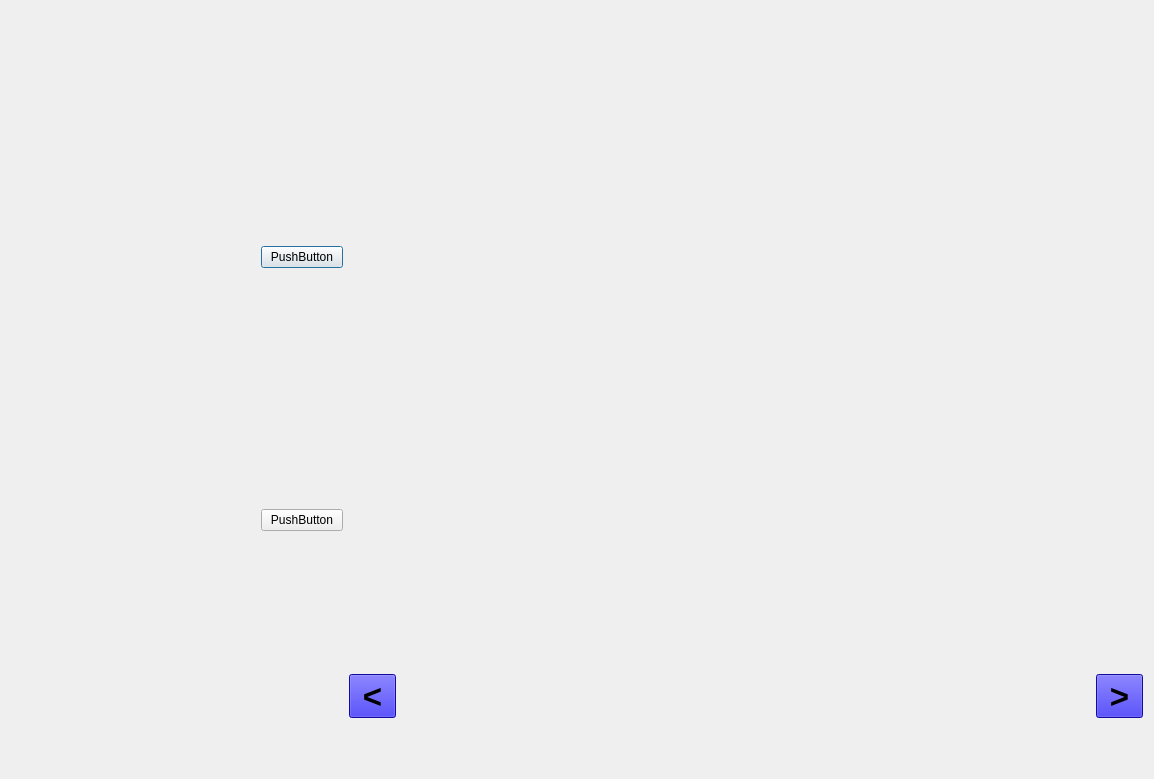
This is src/learn.ui in TeofanG/AutoLearn as Qt 5 draws it before an edit. The edited form follows.
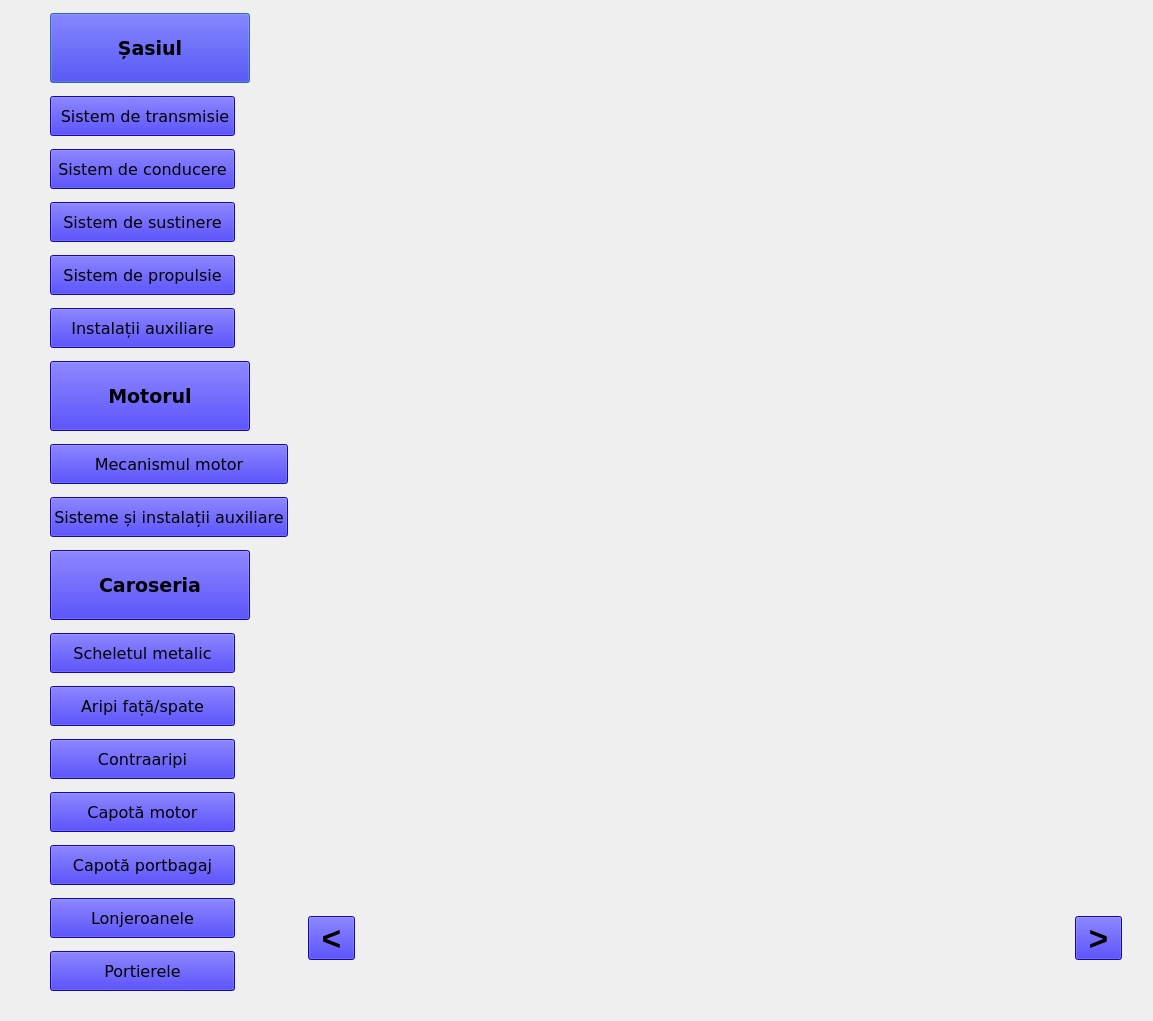
This is the edited form. Icons and pictures are not drawn.

What changed in the file:
```diff
--- a/src/learn.ui
+++ b/src/learn.ui
@@ -6,90 +6,23 @@
    <rect>
     <x>0</x>
     <y>0</y>
-    <width>1154</width>
-    <height>779</height>
+    <width>1153</width>
+    <height>1021</height>
    </rect>
   </property>
   <property name="windowTitle">
    <string>AutoLearn - Învață</string>
   </property>
-  <layout class="QGridLayout" name="gridLayout_2">
-   <item row="0" column="1" colspan="2">
-    <layout class="QHBoxLayout" name="horizontalLayout">
-     <property name="spacing">
-      <number>0</number>
-     </property>
-     <property name="leftMargin">
-      <number>100</number>
-     </property>
-     <property name="topMargin">
-      <number>25</number>
-     </property>
-     <property name="rightMargin">
-      <number>50</number>
-     </property>
-     <item>
-      <widget class="QLabel" name="label_2">
-       <property name="font">
-        <font>
-         <pointsize>14</pointsize>
-        </font>
-       </property>
-       <property name="frameShape">
-        <enum>QFrame::NoFrame</enum>
-       </property>
-       <property name="frameShadow">
-        <enum>QFrame::Sunken</enum>
-       </property>
-       <property name="lineWidth">
-        <number>100</number>
-       </property>
-       <property name="text">
-        <string/>
-       </property>
-       <property name="textFormat">
-        <enum>Qt::RichText</enum>
-       </property>
-       <property name="scaledContents">
-        <bool>true</bool>
-       </property>
-       <property name="wordWrap">
-        <bool>true</bool>
-       </property>
-       <property name="margin">
-        <number>0</number>
-       </property>
-       <property name="indent">
-        <number>-1</number>
-       </property>
-       <property name="textInteractionFlags">
-        <set>Qt::LinksAccessibleByMouse|Qt::TextEditable|Qt::TextSelectableByMouse</set>
-       </property>
-      </widget>
-     </item>
-    </layout>
-   </item>
-   <item row="0" column="0" rowspan="4">
-    <layout class="QVBoxLayout" name="verticalLayout_3">
-     <property name="leftMargin">
-      <number>250</number>
-     </property>
-     <item>
-      <widget class="QPushButton" name="pushButton_2">
-       <property name="text">
-        <string>PushButton</string>
-       </property>
-      </widget>
-     </item>
-     <item>
-      <widget class="QPushButton" name="pushButton">
-       <property name="text">
-        <string>PushButton</string>
-       </property>
-      </widget>
-     </item>
-    </layout>
-   </item>
+  <layout class="QGridLayout" name="gridLayout_2" columnstretch="0,0,0">
+   <property name="leftMargin">
+    <number>0</number>
+   </property>
+   <property name="topMargin">
+    <number>0</number>
+   </property>
+   <property name="spacing">
+    <number>0</number>
+   </property>
    <item row="1" column="1" rowspan="2" colspan="2">
     <layout class="QHBoxLayout" name="horizontalLayout_2" stretch="0">
      <property name="spacing">
@@ -125,14 +58,14 @@
          </property>
          <property name="minimumSize">
           <size>
-           <width>700</width>
-           <height>500</height>
+           <width>650</width>
+           <height>450</height>
           </size>
          </property>
          <property name="maximumSize">
           <size>
-           <width>800</width>
-           <height>550</height>
+           <width>700</width>
+           <height>450</height>
           </size>
          </property>
          <property name="sizeIncrement">
@@ -162,6 +95,61 @@
      </item>
     </layout>
    </item>
+   <item row="0" column="1" colspan="2">
+    <layout class="QHBoxLayout" name="horizontalLayout">
+     <property name="spacing">
+      <number>0</number>
+     </property>
+     <property name="leftMargin">
+      <number>100</number>
+     </property>
+     <property name="topMargin">
+      <number>25</number>
+     </property>
+     <property name="rightMargin">
+      <number>50</number>
+     </property>
+     <item>
+      <widget class="QLabel" name="label_2">
+       <property name="font">
+        <font>
+         <pointsize>14</pointsize>
+        </font>
+       </property>
+       <property name="frameShape">
+        <enum>QFrame::NoFrame</enum>
+       </property>
+       <property name="frameShadow">
+        <enum>QFrame::Sunken</enum>
+       </property>
+       <property name="lineWidth">
+        <number>100</number>
+       </property>
+       <property name="text">
+        <string/>
+       </property>
+       <property name="textFormat">
+        <enum>Qt::RichText</enum>
+       </property>
+       <property name="scaledContents">
+        <bool>true</bool>
+       </property>
+       <property name="wordWrap">
+        <bool>true</bool>
+       </property>
+       <property name="margin">
+        <number>0</number>
+       </property>
+       <property name="indent">
+        <number>-1</number>
+       </property>
+       <property name="textInteractionFlags">
+        <set>Qt::LinksAccessibleByMouse|Qt::TextEditable|Qt::TextSelectableByMouse</set>
+       </property>
+      </widget>
+     </item>
+    </layout>
+   </item>
    <item row="3" column="1" colspan="2">
     <layout class="QHBoxLayout" name="horizontalLayout_4">
      <property name="spacing">
@@ -208,6 +196,536 @@
      </item>
     </layout>
    </item>
+   <item row="0" column="0" rowspan="4">
+    <layout class="QVBoxLayout" name="verticalLayout_3">
+     <property name="spacing">
+      <number>0</number>
+     </property>
+     <property name="sizeConstraint">
+      <enum>QLayout::SetDefaultConstraint</enum>
+     </property>
+     <property name="leftMargin">
+      <number>50</number>
+     </property>
+     <property name="rightMargin">
+      <number>0</number>
+     </property>
+     <property name="bottomMargin">
+      <number>0</number>
+     </property>
+     <item>
+      <widget class="QPushButton" name="sasiul">
+       <property name="sizePolicy">
+        <sizepolicy hsizetype="Preferred" vsizetype="Fixed">
+         <horstretch>0</horstretch>
+         <verstretch>0</verstretch>
+        </sizepolicy>
+       </property>
+       <property name="minimumSize">
+        <size>
+         <width>200</width>
+         <height>70</height>
+        </size>
+       </property>
+       <property name="maximumSize">
+        <size>
+         <width>200</width>
+         <height>70</height>
+        </size>
+       </property>
+       <property name="baseSize">
+        <size>
+         <width>100</width>
+         <height>0</height>
+        </size>
+       </property>
+       <property name="font">
+        <font>
+         <family>Verdana</family>
+         <pointsize>14</pointsize>
+         <weight>75</weight>
+         <bold>true</bold>
+        </font>
+       </property>
+       <property name="styleSheet">
+        <string notr="true">background-color: #1b10dd;</string>
+       </property>
+       <property name="text">
+        <string>Șasiul</string>
+       </property>
+      </widget>
+     </item>
+     <item>
+      <widget class="QPushButton" name="sas_1">
+       <property name="minimumSize">
+        <size>
+         <width>0</width>
+         <height>40</height>
+        </size>
+       </property>
+       <property name="maximumSize">
+        <size>
+         <width>185</width>
+         <height>40</height>
+        </size>
+       </property>
+       <property name="font">
+        <font>
+         <family>Verdana</family>
+         <pointsize>12</pointsize>
+        </font>
+       </property>
+       <property name="styleSheet">
+        <string notr="true">background-color: #1b10dd;</string>
+       </property>
+       <property name="text">
+        <string> Sistem de transmisie</string>
+       </property>
+       <property name="default">
+        <bool>false</bool>
+       </property>
+       <property name="flat">
+        <bool>false</bool>
+       </property>
+      </widget>
+     </item>
+     <item>
+      <widget class="QPushButton" name="sas_2">
+       <property name="minimumSize">
+        <size>
+         <width>0</width>
+         <height>40</height>
+        </size>
+       </property>
+       <property name="maximumSize">
+        <size>
+         <width>185</width>
+         <height>40</height>
+        </size>
+       </property>
+       <property name="font">
+        <font>
+         <family>Verdana</family>
+         <pointsize>12</pointsize>
+        </font>
+       </property>
+       <property name="styleSheet">
+        <string notr="true">background-color: #1b10dd;</string>
+       </property>
+       <property name="text">
+        <string>Sistem de conducere</string>
+       </property>
+       <property name="checkable">
+        <bool>false</bool>
+       </property>
+       <property name="checked">
+        <bool>false</bool>
+       </property>
+       <property name="autoRepeat">
+        <bool>false</bool>
+       </property>
+      </widget>
+     </item>
+     <item>
+      <widget class="QPushButton" name="sas_3">
+       <property name="minimumSize">
+        <size>
+         <width>0</width>
+         <height>40</height>
+        </size>
+       </property>
+       <property name="maximumSize">
+        <size>
+         <width>185</width>
+         <height>40</height>
+        </size>
+       </property>
+       <property name="font">
+        <font>
+         <family>Verdana</family>
+         <pointsize>12</pointsize>
+        </font>
+       </property>
+       <property name="styleSheet">
+        <string notr="true">background-color: #1b10dd;
+</string>
+       </property>
+       <property name="text">
+        <string>Sistem de sustinere</string>
+       </property>
+      </widget>
+     </item>
+     <item>
+      <widget class="QPushButton" name="sas_4">
+       <property name="minimumSize">
+        <size>
+         <width>0</width>
+         <height>40</height>
+        </size>
+       </property>
+       <property name="maximumSize">
+        <size>
+         <width>185</width>
+         <height>40</height>
+        </size>
+       </property>
+       <property name="font">
+        <font>
+         <family>Verdana</family>
+         <pointsize>12</pointsize>
+        </font>
+       </property>
+       <property name="styleSheet">
+        <string notr="true">background-color: #1b10dd;</string>
+       </property>
+       <property name="text">
+        <string>Sistem de propulsie</string>
+       </property>
+      </widget>
+     </item>
+     <item>
+      <widget class="QPushButton" name="sas_5">
+       <property name="minimumSize">
+        <size>
+         <width>0</width>
+         <height>40</height>
+        </size>
+       </property>
+       <property name="maximumSize">
+        <size>
+         <width>185</width>
+         <height>40</height>
+        </size>
+       </property>
+       <property name="font">
+        <font>
+         <family>Verdana</family>
+         <pointsize>12</pointsize>
+        </font>
+       </property>
+       <property name="styleSheet">
+        <string notr="true">background-color: #1b10dd;</string>
+       </property>
+       <property name="text">
+        <string>Instalații auxiliare</string>
+       </property>
+      </widget>
+     </item>
+     <item>
+      <widget class="QPushButton" name="motorul">
+       <property name="minimumSize">
+        <size>
+         <width>200</width>
+         <height>70</height>
+        </size>
+       </property>
+       <property name="maximumSize">
+        <size>
+         <width>200</width>
+         <height>70</height>
+        </size>
+       </property>
+       <property name="font">
+        <font>
+         <family>Verdana</family>
+         <pointsize>14</pointsize>
+         <weight>75</weight>
+         <bold>true</bold>
+        </font>
+       </property>
+       <property name="styleSheet">
+        <string notr="true">background-color: #1b10dd;</string>
+       </property>
+       <property name="text">
+        <string>Motorul</string>
+       </property>
+      </widget>
+     </item>
+     <item>
+      <widget class="QPushButton" name="mot_1">
+       <property name="minimumSize">
+        <size>
+         <width>0</width>
+         <height>40</height>
+        </size>
+       </property>
+       <property name="font">
+        <font>
+         <family>Verdana</family>
+         <pointsize>12</pointsize>
+        </font>
+       </property>
+       <property name="styleSheet">
+        <string notr="true">background-color: #1b10dd;</string>
+       </property>
+       <property name="text">
+        <string>Mecanismul motor</string>
+       </property>
+      </widget>
+     </item>
+     <item>
+      <widget class="QPushButton" name="mot_2">
+       <property name="minimumSize">
+        <size>
+         <width>0</width>
+         <height>40</height>
+        </size>
+       </property>
+       <property name="font">
+        <font>
+         <family>Verdana</family>
+         <pointsize>12</pointsize>
+        </font>
+       </property>
+       <property name="styleSheet">
+        <string notr="true">background-color: #1b10dd;</string>
+       </property>
+       <property name="text">
+        <string>Sisteme și instalații auxiliare</string>
+       </property>
+      </widget>
+     </item>
+     <item>
+      <widget class="QPushButton" name="caroseria">
+       <property name="minimumSize">
+        <size>
+         <width>200</width>
+         <height>70</height>
+        </size>
+       </property>
+       <property name="maximumSize">
+        <size>
+         <width>200</width>
+         <height>70</height>
+        </size>
+       </property>
+       <property name="font">
+        <font>
+         <family>Verdana</family>
+         <pointsize>14</pointsize>
+         <weight>75</weight>
+         <bold>true</bold>
+        </font>
+       </property>
+       <property name="styleSheet">
+        <string notr="true">background-color: #1b10dd;</string>
+       </property>
+       <property name="text">
+        <string>Caroseria</string>
+       </property>
+      </widget>
+     </item>
+     <item>
+      <widget class="QPushButton" name="car_1">
+       <property name="minimumSize">
+        <size>
+         <width>0</width>
+         <height>40</height>
+        </size>
+       </property>
+       <property name="maximumSize">
+        <size>
+         <width>185</width>
+         <height>40</height>
+        </size>
+       </property>
+       <property name="font">
+        <font>
+         <family>Verdana</family>
+         <pointsize>12</pointsize>
+        </font>
+       </property>
+       <property name="styleSheet">
+        <string notr="true">background-color: #1b10dd;</string>
+       </property>
+       <property name="text">
+        <string>Scheletul metalic</string>
+       </property>
+      </widget>
+     </item>
+     <item>
+      <widget class="QPushButton" name="car_2">
+       <property name="minimumSize">
+        <size>
+         <width>0</width>
+         <height>40</height>
+        </size>
+       </property>
+       <property name="maximumSize">
+        <size>
+         <width>185</width>
+         <height>40</height>
+        </size>
+       </property>
+       <property name="font">
+        <font>
+         <family>Verdana</family>
+         <pointsize>12</pointsize>
+        </font>
+       </property>
+       <property name="styleSheet">
+        <string notr="true">background-color: #1b10dd;</string>
+       </property>
+       <property name="text">
+        <string>Aripi față/spate</string>
+       </property>
+      </widget>
+     </item>
+     <item>
+      <widget class="QPushButton" name="car_3">
+       <property name="minimumSize">
+        <size>
+         <width>0</width>
+         <height>40</height>
+        </size>
+       </property>
+       <property name="maximumSize">
+        <size>
+         <width>185</width>
+         <height>40</height>
+        </size>
+       </property>
+       <property name="font">
+        <font>
+         <family>Verdana</family>
+         <pointsize>12</pointsize>
+        </font>
+       </property>
+       <property name="styleSheet">
+        <string notr="true">background-color: #1b10dd;
+</string>
+       </property>
+       <property name="text">
+        <string>Contraaripi</string>
+       </property>
+      </widget>
+     </item>
+     <item>
+      <widget class="QPushButton" name="car_4">
+       <property name="minimumSize">
+        <size>
+         <width>0</width>
+         <height>40</height>
+        </size>
+       </property>
+       <property name="maximumSize">
+        <size>
+         <width>185</width>
+         <height>40</height>
+        </size>
+       </property>
+       <property name="font">
+        <font>
+         <family>Verdana</family>
+         <pointsize>12</pointsize>
+        </font>
+       </property>
+       <property name="styleSheet">
+        <string notr="true">background-color: #1b10dd;</string>
+       </property>
+       <property name="text">
+        <string>Capotă motor</string>
+       </property>
+      </widget>
+     </item>
+     <item>
+      <widget class="QPushButton" name="car_5">
+       <property name="minimumSize">
+        <size>
+         <width>0</width>
+         <height>40</height>
+        </size>
+       </property>
+       <property name="maximumSize">
+        <size>
+         <width>185</width>
+         <height>40</height>
+        </size>
+       </property>
+       <property name="font">
+        <font>
+         <family>Verdana</family>
+         <pointsize>12</pointsize>
+        </font>
+       </property>
+       <property name="styleSheet">
+        <string notr="true">background-color: #1b10dd;</string>
+       </property>
+       <property name="text">
+        <string>Capotă portbagaj</string>
+       </property>
+      </widget>
+     </item>
+     <item>
+      <widget class="QPushButton" name="car_6">
+       <property name="minimumSize">
+        <size>
+         <width>0</width>
+         <height>40</height>
+        </size>
+       </property>
+       <property name="maximumSize">
+        <size>
+         <width>185</width>
+         <height>40</height>
+        </size>
+       </property>
+       <property name="font">
+        <font>
+         <family>Verdana</family>
+         <pointsize>12</pointsize>
+        </font>
+       </property>
+       <property name="styleSheet">
+        <string notr="true">background-color: #1b10dd;</string>
+       </property>
+       <property name="text">
+        <string>Lonjeroanele</string>
+       </property>
+       <property name="default">
+        <bool>false</bool>
+       </property>
+       <property name="flat">
+        <bool>false</bool>
+       </property>
+      </widget>
+     </item>
+     <item>
+      <widget class="QPushButton" name="car_7">
+       <property name="minimumSize">
+        <size>
+         <width>0</width>
+         <height>40</height>
+        </size>
+       </property>
+       <property name="maximumSize">
+        <size>
+         <width>185</width>
+         <height>40</height>
+        </size>
+       </property>
+       <property name="font">
+        <font>
+         <family>Verdana</family>
+         <pointsize>12</pointsize>
+        </font>
+       </property>
+       <property name="styleSheet">
+        <string notr="true">background-color: #1b10dd;</string>
+       </property>
+       <property name="text">
+        <string>Portierele</string>
+       </property>
+       <property name="default">
+        <bool>false</bool>
+       </property>
+       <property name="flat">
+        <bool>false</bool>
+       </property>
+      </widget>
+     </item>
+    </layout>
+   </item>
   </layout>
  </widget>
  <resources/>
```
